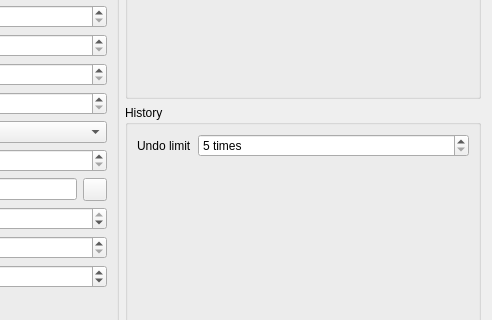
First picture: the form in core/io/preference.ui, repository KmolYuan/Pyslvs-UI, before the edit; both pictures show x 680 to 1172 and y 151 to 471 of the 1172 by 778 pixel window.
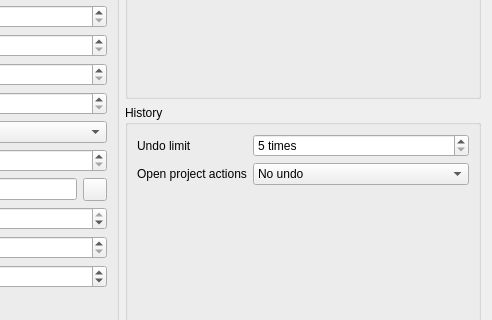
Second picture: the form after the edit. Icons and pictures are not drawn.

Commit message: Add "open actions" settings for the opening macros.

```diff
--- a/core/io/preference.ui
+++ b/core/io/preference.ui
@@ -369,6 +369,32 @@
             </property>
            </widget>
           </item>
+          <item row="1" column="0">
+           <widget class="QLabel" name="open_project_actions_label">
+            <property name="text">
+             <string>Open project actions</string>
+            </property>
+           </widget>
+          </item>
+          <item row="1" column="1">
+           <widget class="QComboBox" name="open_project_actions_option">
+            <item>
+             <property name="text">
+              <string>No undo</string>
+             </property>
+            </item>
+            <item>
+             <property name="text">
+              <string>Group with macros</string>
+             </property>
+            </item>
+            <item>
+             <property name="text">
+              <string>No group</string>
+             </property>
+            </item>
+           </widget>
+          </item>
          </layout>
         </widget>
        </item>
```
Left out of the diff: 2 changed lines with no effect on the pictures. The commit also changes 12 other files.
